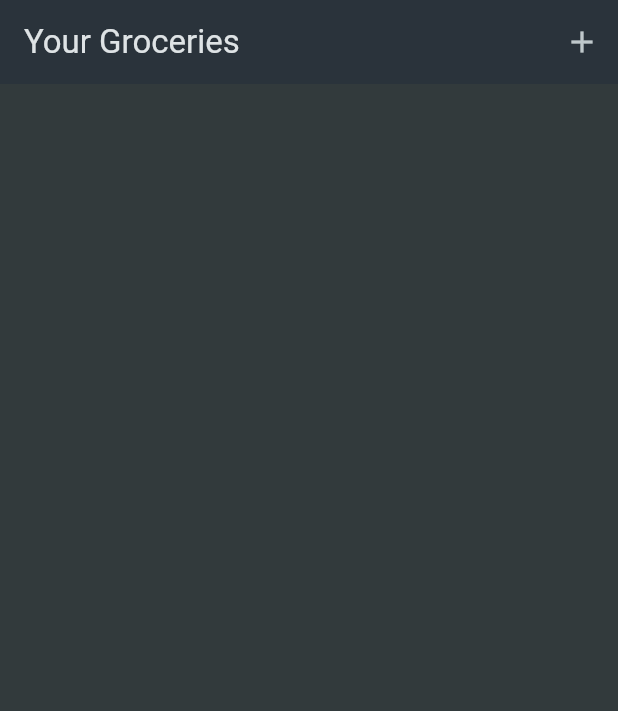
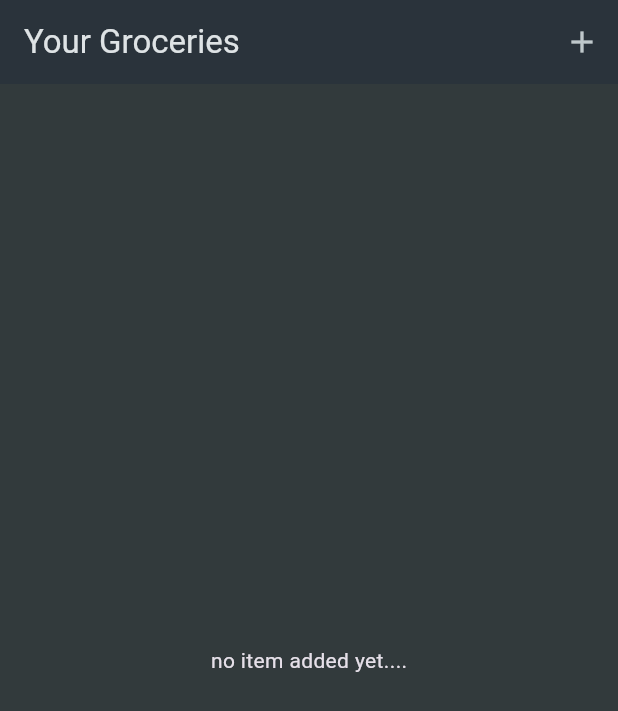
Before and after one commit to Aarushi0010/shopping_list, a Flutter app: the screen it shows after launch, on a phone screen of 412 x 824 dp. Shown: the top 711 px of the screen. Run offline on Flutter 3.47's test engine with Material 3 defaults, Android fonts, the phone set to English and light mode, and no system bars.

Commit message:
content when List.isEmpty

```diff
--- a/lib/widgets/grocery_list.dart
+++ b/lib/widgets/grocery_list.dart
@@ -28,15 +28,10 @@ class _GroceryListState extends State<GroceryList> {
 
   @override
   Widget build(BuildContext context) {
-    return Scaffold(
-      appBar: AppBar(
-        title: const Text('Your Groceries'),
-        actions: [
-          IconButton(
-              onPressed: _addItem,
-              icon: const Icon(Icons.add))],
-      ),
-      body: ListView.builder(
+    Widget content = const Center(child: Text('no item added yet....'),);
+
+    if(_groceryItems.isNotEmpty){
+      content = ListView.builder(
         itemCount: _groceryItems.length,
         itemBuilder: (ctx, index) => ListTile(
           title: Text(_groceryItems[index].name),
@@ -49,7 +44,18 @@ class _GroceryListState extends State<GroceryList> {
             _groceryItems[index].quantity.toString(),
           ),
         ),
+      );
+    }
+
+    return Scaffold(
+      appBar: AppBar(
+        title: const Text('Your Groceries'),
+        actions: [
+          IconButton(
+              onPressed: _addItem,
+              icon: const Icon(Icons.add))],
       ),
+      body: content ,
     );
   }
 }
```
